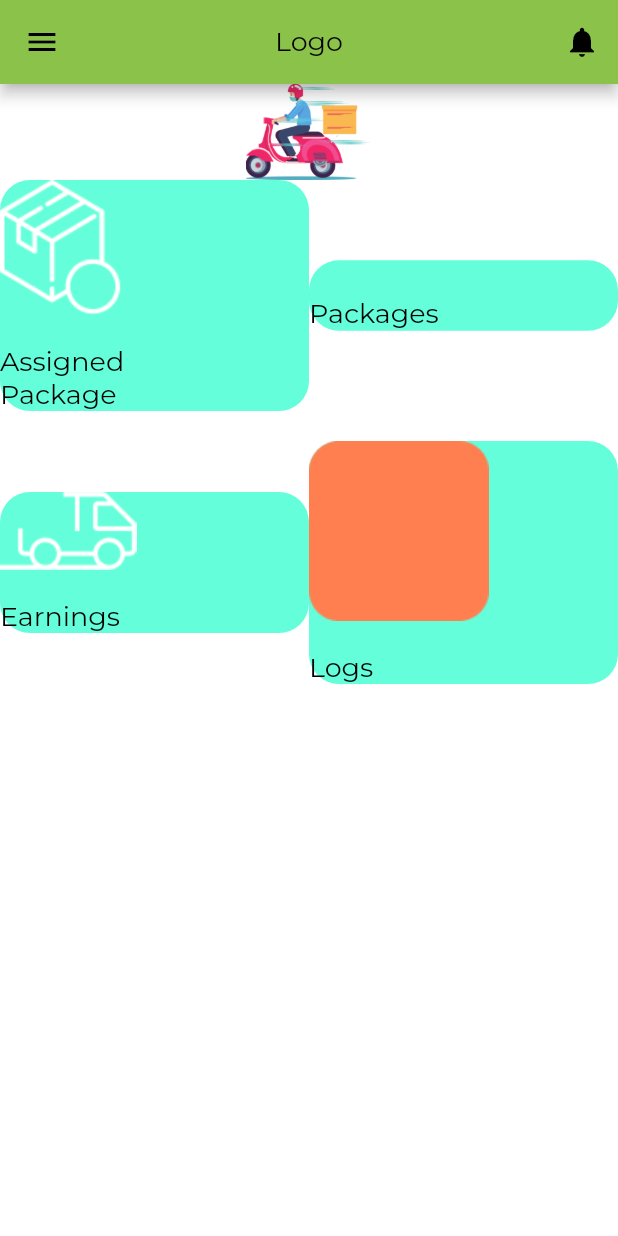
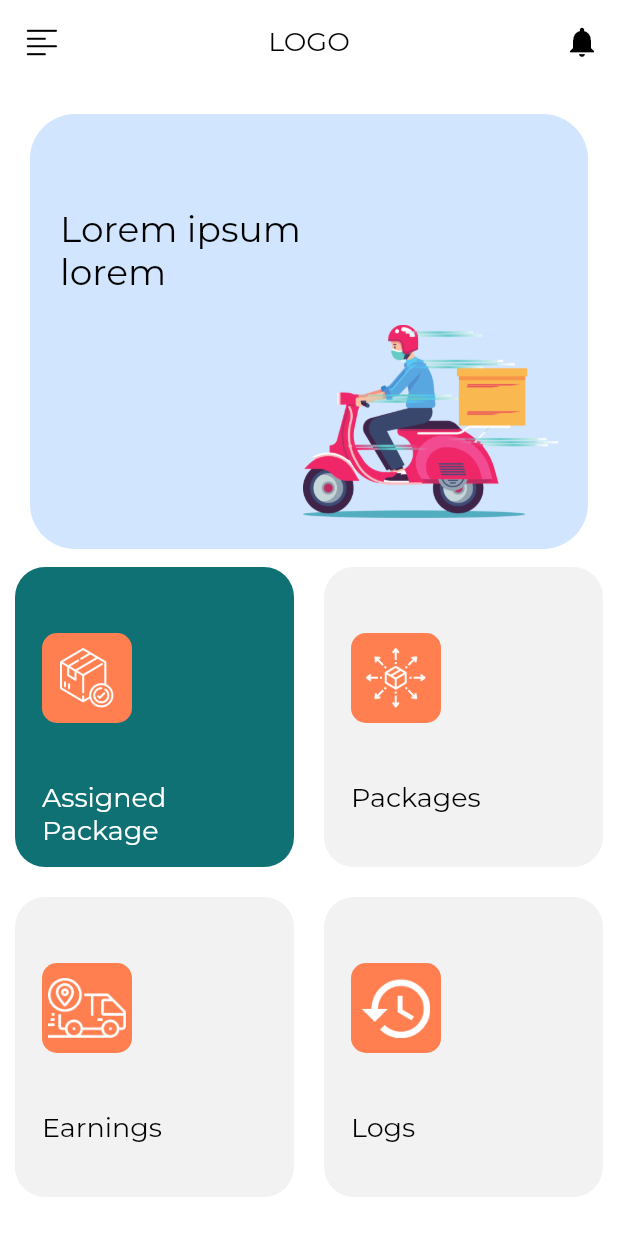
Before and after one commit to cn-techlite/classwork, a Flutter app: the screen it shows after launch, on a phone screen of 412 x 824 dp. Run offline on Flutter 3.47's test engine with Material 2 defaults, Android fonts, the phone set to English and light mode, and no system bars; project files that could hold a hidden picture were left out.

Commit message:
first commit

```diff
--- a/lib/assignments/week_4_classwork.dart
+++ b/lib/assignments/week_4_classwork.dart
@@ -1,4 +1,5 @@
 
+import 'package:flutter/cupertino.dart';
 import 'package:flutter/material.dart';
 
 class Week4ClassWorkPage extends StatefulWidget {
@@ -16,10 +17,16 @@ class _MyHomePageState extends State<Week4ClassWorkPage> {
     return Scaffold(
       drawer: const Drawer(),
       appBar: AppBar(
-        title: const Text("Logo",
+        backgroundColor: Colors.white,
+        elevation: 0,
+        title: const Text("LOGO",
           style: TextStyle(color: Colors.black,fontSize: 18),
         ),
         centerTitle: true,
+        leading: IconButton(
+          onPressed: (){},
+          icon: const Icon(CupertinoIcons.text_alignleft,color: Colors.black,size: 24,),
+        ),
         actions: [
           IconButton(
               onPressed: (){},
@@ -31,81 +38,117 @@ class _MyHomePageState extends State<Week4ClassWorkPage> {
         body:Column(
           children: [
             Container(
-              padding: const EdgeInsets.only(left: 10,right: 10,top: 64),
+              margin: const EdgeInsets.only(left: 20,right: 20,top: 20),
+              padding:const EdgeInsets.only(left: 20,right: 20,top: 20),
               decoration: const BoxDecoration(
-                borderRadius: BorderRadius.all(Radius.circular(30)),
-                image: DecorationImage(
-                  image: AssetImage("assets/images/boximage.png")
+                color: Color.fromRGBO(209, 229, 254, 1),
+                borderRadius: BorderRadius.all(Radius.circular(30)),),
+              child: Column(
+                mainAxisAlignment: MainAxisAlignment.start,
+                crossAxisAlignment: CrossAxisAlignment.start,
+                children: [
+                  const SizedBox(height: 42,),
+                  const Text("Lorem ipsum\nlorem",
+                    style: TextStyle(color: Colors.black,fontSize: 24),
+                  ),
+                 Align(
+                   alignment: Alignment.centerRight,
+                   child:  Image.asset("assets/images/boximage.png",
+                   height: 170,width: 170,),
                  )
+                ],
               ),
             ),
+            const SizedBox(height: 12,),
             Row(
               children: [
                 Expanded(child: Container(
+                  padding: const EdgeInsets.only(left: 18,right: 10,top: 10),
+                  margin:const EdgeInsets.only(left: 10,right: 10,),
+                  height: 200,
                   decoration: const BoxDecoration(
                       borderRadius: BorderRadius.all(Radius.circular(20)),
-                    color: Colors.tealAccent
+                    color: Color.fromRGBO(15, 113, 115, 1),
                   ),
                   child: Column(
                     mainAxisAlignment: MainAxisAlignment.start,
                     crossAxisAlignment: CrossAxisAlignment.start,
                     children: [
                       Container(
+                        margin:const EdgeInsets.only(left: 0,right: 10,top: 34,bottom: 39),
+                        padding: const EdgeInsets.only(left: 0,right: 0,top: 10,bottom: 10),
+                        height:60,
+                        width: 60,
                         decoration: const BoxDecoration(
+                          color: Color.fromRGBO(255, 127, 80, 1),
                           borderRadius: BorderRadius.all(Radius.circular(10)),
                         ),
-                        child: Image.asset("assets/images/img_2.png"),
+                        child: Image.asset("assets/images/img_4.png",height: 44,width: 40,),
                       ),
-                      const   SizedBox(height: 20,),
                       const Text("Assigned\nPackage",
-                       style:  TextStyle(color: Colors.black,fontSize: 18),
+                        style:  TextStyle(color: Colors.white,fontSize: 18),
                       ),
                     ],
                   ),
                 )),
+
                 Expanded(child: Container(
+                  padding: const EdgeInsets.only(left: 18,right: 10,top: 10),
+                  margin:const EdgeInsets.only(left: 10,right: 10,),
+                  height: 200,
                   decoration: const BoxDecoration(
                     borderRadius: BorderRadius.all(Radius.circular(20)),
-                      color: Colors.tealAccent
+                    color: Color.fromRGBO(242, 242, 242, 1),
                   ),
                   child: Column(
                     mainAxisAlignment: MainAxisAlignment.start,
                     crossAxisAlignment: CrossAxisAlignment.start,
                     children: [
                       Container(
+                        margin:const EdgeInsets.only(left: 0,right: 10,top: 34,bottom: 39),
+                        padding: const EdgeInsets.only(left: 0,right: 0,top: 10,bottom: 10),
+                        height:60,
+                        width: 60,
                         decoration: const BoxDecoration(
+                          color: Color.fromRGBO(255, 127, 80, 1),
                           borderRadius: BorderRadius.all(Radius.circular(10)),
                         ),
-                        child: Image.asset("assets/images/img_3.png"),
+                        child: Image.asset("assets/images/img_7.png",height: 44,width: 40,),
                       ),
-                      const   SizedBox(height: 20,),
                       const Text("Packages",
                         style:  TextStyle(color: Colors.black,fontSize: 18),
                       ),
                     ],
                   ),
-                ))
+                )),
               ],
             ),
             const   SizedBox(height: 20,),
             Row(
               children: [
                 Expanded(child: Container(
+                  padding: const EdgeInsets.only(left: 18,right: 10,top: 10),
+                  margin:const EdgeInsets.only(left: 10,right: 10,),
+                  height: 200,
                   decoration: const BoxDecoration(
                     borderRadius: BorderRadius.all(Radius.circular(20)),
-                      color: Colors.tealAccent
+                    color: Color.fromRGBO(242, 242, 242, 1),
                   ),
                   child: Column(
                     mainAxisAlignment: MainAxisAlignment.start,
                     crossAxisAlignment: CrossAxisAlignment.start,
                     children: [
                       Container(
+                        margin:const EdgeInsets.only(left: 0,right: 10,top: 34,bottom: 39),
+                        padding: const EdgeInsets.only(left: 0,right: 0,top: 10,bottom: 10),
+                        height:60,
+                        width: 60,
                         decoration: const BoxDecoration(
+                          color: Color.fromRGBO(255, 127, 80, 1),
                           borderRadius: BorderRadius.all(Radius.circular(10)),
                         ),
-                        child: Image.asset("assets/images/img_4.png"),
+                        child: Image.asset("assets/images/img_3.png",height: 44,width: 40,),
                       ),
-                      const   SizedBox(height: 20,),
                       const Text("Earnings",
                         style:  TextStyle(color: Colors.black,fontSize: 18),
                       ),
@@ -113,27 +156,34 @@ class _MyHomePageState extends State<Week4ClassWorkPage> {
                   ),
                 )),
                 Expanded(child: Container(
+                  padding: const EdgeInsets.only(left: 18,right: 10,top: 10),
+                  margin:const EdgeInsets.only(left: 10,right: 10,),
+                  height: 200,
                   decoration: const BoxDecoration(
                     borderRadius: BorderRadius.all(Radius.circular(20)),
-                      color: Colors.tealAccent
+                    color: Color.fromRGBO(242, 242, 242, 1),
                   ),
                   child: Column(
                     mainAxisAlignment: MainAxisAlignment.start,
                     crossAxisAlignment: CrossAxisAlignment.start,
                     children: [
                       Container(
+                        margin:const EdgeInsets.only(left: 0,right: 10,top: 34,bottom: 39),
+                        padding: const EdgeInsets.only(left: 0,right: 0,top: 10,bottom: 10),
+                        height:60,
+                        width: 60,
                         decoration: const BoxDecoration(
+                          color: Color.fromRGBO(255, 127, 80, 1),
                           borderRadius: BorderRadius.all(Radius.circular(10)),
                         ),
-                        child: Image.asset("assets/images/img_5.png"),
+                        child: Image.asset("assets/images/img_6.png",height: 44,width: 40,),
                       ),
-                      const   SizedBox(height: 20,),
                       const Text("Logs",
                         style:  TextStyle(color: Colors.black,fontSize: 18),
                       ),
                     ],
                   ),
-                ))
+                )),
               ],
             ),
           ],
```
Also changed, not shown: pubspec.yaml (+1 -8 lines), assets/images/img_2.png (deleted), assets/images/img_3.png, assets/images/img_4.png, assets/images/img_5.png (deleted), assets/images/img_6.png (added), assets/images/img_7.png (added). Lines whose indentation alone changed are shown as unchanged.
